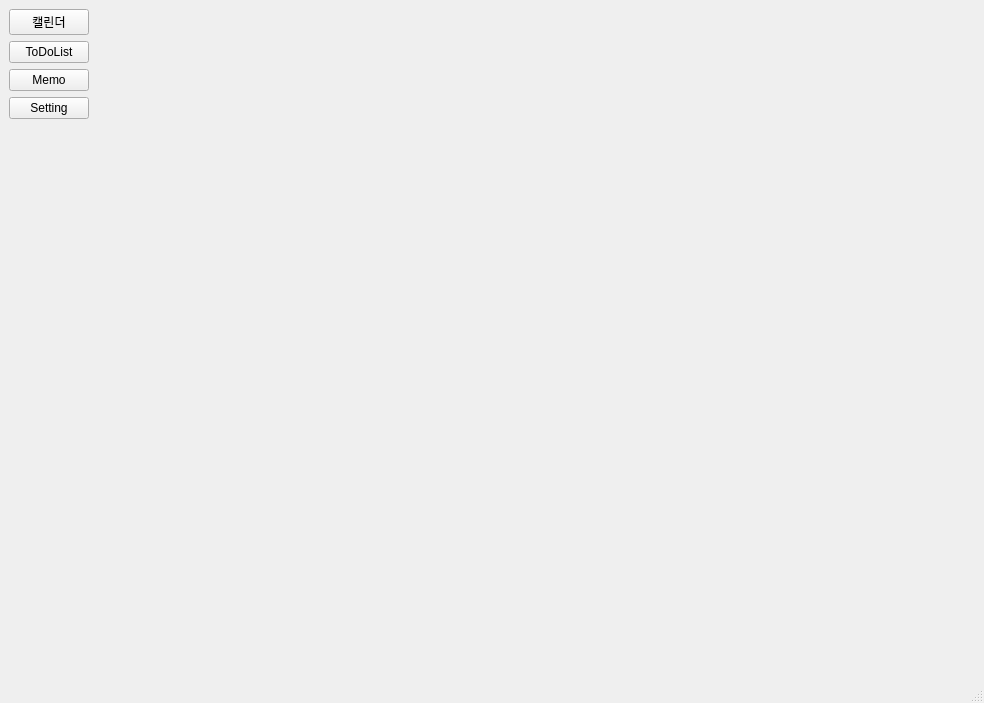
Qt form src/mainwindow.ui (Goseongcheol/TaskNote) before a commit.
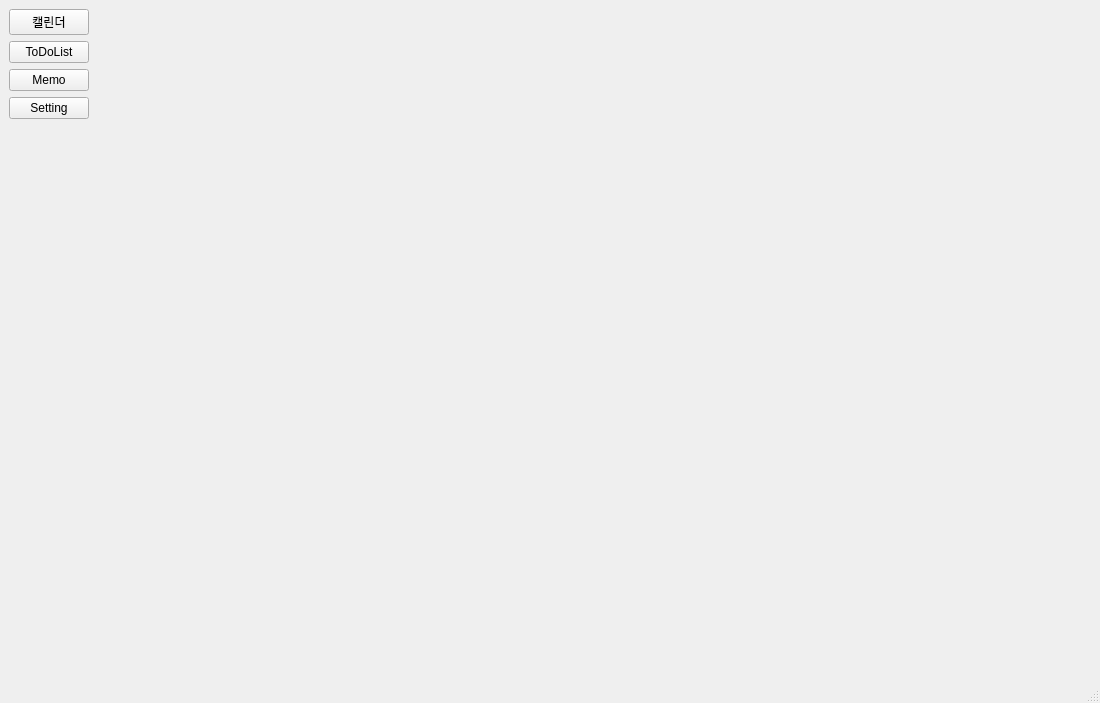
The same form after that commit.

What changed in the file:
```diff
--- a/src/mainwindow.ui
+++ b/src/mainwindow.ui
@@ -6,7 +6,7 @@
    <rect>
     <x>0</x>
     <y>0</y>
-    <width>984</width>
+    <width>1100</width>
     <height>703</height>
    </rect>
   </property>
```
Left out of the diff: 2 changed lines with no effect on the pictures.
